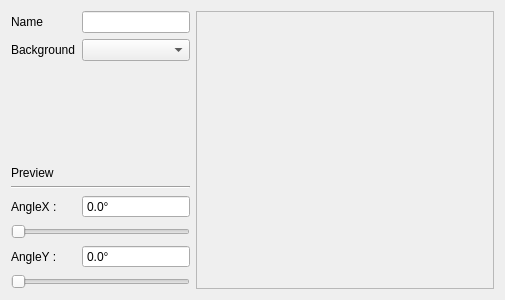
The window that src/editor/GUI/Tabs/ObjectEditors/celltypeeditor.ui (mkRPGDev/mkRPG) describes before a commit, drawn with Qt 5.
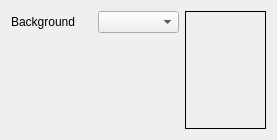
The same window after the commit.

Patch:
```diff
--- a/src/editor/GUI/Tabs/ObjectEditors/celltypeeditor.ui
+++ b/src/editor/GUI/Tabs/ObjectEditors/celltypeeditor.ui
@@ -6,53 +6,25 @@
    <rect>
     <x>0</x>
     <y>0</y>
-    <width>505</width>
-    <height>300</height>
+    <width>277</width>
+    <height>140</height>
    </rect>
   </property>
   <property name="windowTitle">
    <string>Form</string>
   </property>
-  <layout class="QGridLayout" name="gridLayout" columnstretch="0,0,1">
-   <item row="0" column="2" rowspan="9">
-    <widget class="QFrame" name="frame">
-     <property name="frameShape">
-      <enum>QFrame::StyledPanel</enum>
-     </property>
-     <property name="frameShadow">
-      <enum>QFrame::Raised</enum>
-     </property>
-    </widget>
+  <layout class="QGridLayout" name="gridLayout" columnstretch="0,0,0">
+   <item row="0" column="1">
+    <widget class="QComboBox" name="bg"/>
    </item>
    <item row="0" column="0">
-    <widget class="QLabel" name="label">
+    <widget class="QLabel" name="label_2">
      <property name="text">
-      <string>Name</string>
+      <string>Background</string>
      </property>
     </widget>
    </item>
-   <item row="3" column="0" colspan="2">
-    <widget class="QLabel" name="label_5">
-     <property name="text">
-      <string>Preview</string>
-     </property>
-    </widget>
-   </item>
-   <item row="7" column="0">
-    <widget class="QLabel" name="label_3">
-     <property name="text">
-      <string>AngleY :</string>
-     </property>
-    </widget>
-   </item>
-   <item row="8" column="0" colspan="2">
-    <widget class="QSlider" name="horizontalSlider">
-     <property name="orientation">
-      <enum>Qt::Horizontal</enum>
-     </property>
-    </widget>
-   </item>
-   <item row="2" column="0">
+   <item row="1" column="0">
     <spacer name="verticalSpacer">
      <property name="orientation">
       <enum>Qt::Vertical</enum>
@@ -65,72 +37,16 @@
      </property>
     </spacer>
    </item>
-   <item row="5" column="0">
-    <widget class="QLabel" name="label_4">
-     <property name="text">
-      <string>AngleX :</string>
+   <item row="0" column="2" rowspan="3">
+    <widget class="QLabel" name="bgView">
+     <property name="frameShape">
+      <enum>QFrame::Box</enum>
      </property>
-    </widget>
-   </item>
-   <item row="6" column="0" colspan="2">
-    <widget class="QSlider" name="horizontalSlider_2">
-     <property name="orientation">
-      <enum>Qt::Horizontal</enum>
-     </property>
-    </widget>
-   </item>
-   <item row="1" column="0">
-    <widget class="QLabel" name="label_2">
      <property name="text">
-      <string>Background</string>
+      <string/>
      </property>
     </widget>
    </item>
-   <item row="0" column="1">
-    <widget class="QLineEdit" name="lineEdit"/>
-   </item>
-   <item row="4" column="0" colspan="2">
-    <widget class="Line" name="line">
-     <property name="orientation">
-      <enum>Qt::Horizontal</enum>
-     </property>
-    </widget>
-   </item>
-   <item row="5" column="1">
-    <widget class="QDoubleSpinBox" name="doubleSpinBox_2">
-     <property name="readOnly">
-      <bool>true</bool>
-     </property>
-     <property name="buttonSymbols">
-      <enum>QAbstractSpinBox::NoButtons</enum>
-     </property>
-     <property name="suffix">
-      <string>°</string>
-     </property>
-     <property name="decimals">
-      <number>1</number>
-     </property>
-    </widget>
-   </item>
-   <item row="7" column="1">
-    <widget class="QDoubleSpinBox" name="doubleSpinBox_3">
-     <property name="readOnly">
-      <bool>true</bool>
-     </property>
-     <property name="buttonSymbols">
-      <enum>QAbstractSpinBox::NoButtons</enum>
-     </property>
-     <property name="suffix">
-      <string>°</string>
-     </property>
-     <property name="decimals">
-      <number>1</number>
-     </property>
-    </widget>
-   </item>
-   <item row="1" column="1">
-    <widget class="QComboBox" name="bg"/>
-   </item>
   </layout>
  </widget>
  <resources/>
```
